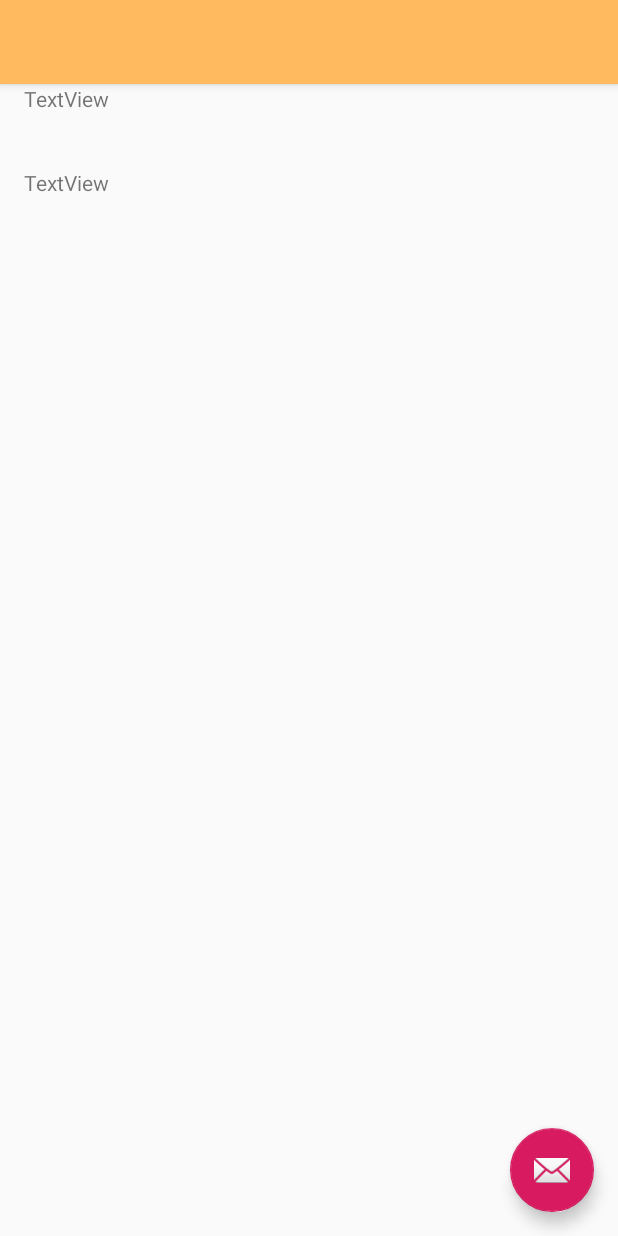
After one commit to akashgoel0513/ModulMapper, an Android app: the modules screen opened directly, with no data from a screen before it, on a phone screen of 412 x 824 dp. The commit adds this screen. Run offline under Robolectric (Android 15) with nearby library versions, the phone set to English and light mode, and no system bars.

Commit message:
Added the modules screen which has the admin and pathway variables taken from the dashboard screen.

```diff
--- a/app/src/main/AndroidManifest.xml
+++ b/app/src/main/AndroidManifest.xml
@@ -10,9 +10,13 @@
         android:supportsRtl="true"
         android:theme="@style/AppTheme">
         <activity
+            android:name=".modules"
+            android:label="@string/title_activity_modules"
+            android:theme="@style/AppTheme.NoActionBar"></activity>
+        <activity
             android:name=".NavigationMenu"
             android:label="@string/title_activity_navigation_menu"
-            android:theme="@style/AppTheme.NoActionBar"></activity>
+            android:theme="@style/AppTheme.NoActionBar" />
         <activity android:name=".database" />
         <activity android:name=".networking" />
         <activity android:name=".web" />
--- a/app/src/main/java/com/example/modulmapper/clientLogin.java
+++ b/app/src/main/java/com/example/modulmapper/clientLogin.java
@@ -37,7 +37,9 @@ public class clientLogin extends AppCompatActivity {
     }
     public void validate(String username, String password){
         if((username.equals("WintecClient")) && (password.equals("wintec@123"))){
+            boolean admin = true;
             Intent i = new Intent(clientLogin.this, ClientDashboard.class);
+            i.putExtra("admin", admin);
             startActivity(i);
         }
         else{
--- /dev/null
+++ b/app/src/main/java/com/example/modulmapper/modules.java
@@ -0,0 +1,57 @@
+package com.example.modulmapper;
+
+import android.os.Bundle;
+import android.support.design.widget.FloatingActionButton;
+import android.support.design.widget.Snackbar;
+import android.support.v7.app.AppCompatActivity;
+import android.support.v7.widget.Toolbar;
+import android.view.View;
+import android.widget.EditText;
+import android.widget.TextView;
+
+public class modules extends AppCompatActivity {
+
+    boolean admin;
+    String pathway;
+    String ifAdmin;
+
+    @Override
+    protected void onCreate(Bundle savedInstanceState) {
+        super.onCreate(savedInstanceState);
+        setContentView(R.layout.activity_modules);
+        //Toolbar toolbar = findViewById(R.id.toolbar);
+        //setSupportActionBar(toolbar);
+
+        Bundle data = getIntent().getExtras();
+        if(data==null){
+            return;
+        }
+
+        admin = data.getBoolean("admin");
+        pathway = data.getString("pathway");
+
+        TextView pathwayView = findViewById(R.id.pathwayView);
+        pathwayView.setText(pathway);
+        TextView adminView = findViewById(R.id.adminView);
+        if(admin == true) {
+            ifAdmin = "admin";
+        } else if(admin == false) {
+            ifAdmin = "student";
+        }
+        adminView.setText(ifAdmin);
+
+
+        /*FloatingActionButton fab = findViewById(R.id.fab);
+        fab.setOnClickListener(new View.OnClickListener() {
+            @Override
+            public void onClick(View view) {
+                Snackbar.make(view, "Replace with your own action", Snackbar.LENGTH_LONG)
+                        .setAction("Action", null).show();
+            }
+        });*/
+
+
+
+    }
+
+}
--- a/app/src/main/java/com/example/modulmapper/studentLogin.java
+++ b/app/src/main/java/com/example/modulmapper/studentLogin.java
@@ -13,7 +13,7 @@ public class studentLogin extends AppCompatActivity {
     EditText loginStudentID, loginPassword;
     Button login_btn, studentsignupBtn;
     DatabaseHelper db;
-    private boolean admin = false;
+    Boolean admin;
 
     @Override
     protected void onCreate(Bundle savedInstanceState) {
@@ -41,10 +41,13 @@ public class studentLogin extends AppCompatActivity {
                 String login_password = loginPassword.getText().toString();
                 Boolean checkLogin = db.checkLoginDetails(login_student_ID, login_password);
                 if(checkLogin == true){
+                    admin = false;
                     Intent i = new Intent(studentLogin.this, dashboard.class);
+                    i.putExtra("Admin", admin);
                     startActivity(i);
                 }
                 else if((login_student_ID.equals("WintecClient")) && (login_password.equals("wintec@123"))){
+                    admin = true;
                     Intent i = new Intent(studentLogin.this, dashboard.class);
                     i.putExtra("Admin", admin);
                     startActivity(i);
--- /dev/null
+++ b/app/src/main/res/layout/activity_modules.xml
@@ -0,0 +1,33 @@
+<?xml version="1.0" encoding="utf-8"?>
+<android.support.design.widget.CoordinatorLayout xmlns:android="http://schemas.android.com/apk/res/android"
+    xmlns:app="http://schemas.android.com/apk/res-auto"
+    xmlns:tools="http://schemas.android.com/tools"
+    android:layout_width="match_parent"
+    android:layout_height="match_parent"
+    tools:context=".modules">
+
+    <android.support.design.widget.AppBarLayout
+        android:layout_width="match_parent"
+        android:layout_height="wrap_content"
+        android:theme="@style/AppTheme.AppBarOverlay">
+
+        <android.support.v7.widget.Toolbar
+            android:id="@+id/toolbar"
+            android:layout_width="match_parent"
+            android:layout_height="?attr/actionBarSize"
+            android:background="?attr/colorPrimary"
+            app:popupTheme="@style/AppTheme.PopupOverlay" />
+
+    </android.support.design.widget.AppBarLayout>
+
+    <include layout="@layout/content_modules" />
+
+    <android.support.design.widget.FloatingActionButton
+        android:id="@+id/fab"
+        android:layout_width="wrap_content"
+        android:layout_height="wrap_content"
+        android:layout_gravity="bottom|end"
+        android:layout_margin="@dimen/fab_margin"
+        app:srcCompat="@android:drawable/ic_dialog_email" />
+
+</android.support.design.widget.CoordinatorLayout>
--- /dev/null
+++ b/app/src/main/res/layout/content_modules.xml
@@ -0,0 +1,34 @@
+<?xml version="1.0" encoding="utf-8"?>
+<RelativeLayout xmlns:android="http://schemas.android.com/apk/res/android"
+    xmlns:app="http://schemas.android.com/apk/res-auto"
+    xmlns:tools="http://schemas.android.com/tools"
+    android:layout_width="match_parent"
+    android:layout_height="match_parent"
+    app:layout_behavior="@string/appbar_scrolling_view_behavior"
+    tools:context=".modules"
+    tools:showIn="@layout/activity_modules">
+
+    <TextView
+        android:id="@+id/adminView"
+        android:layout_width="wrap_content"
+        android:layout_height="wrap_content"
+        android:layout_alignLeft="@+id/pathwayView"
+        android:layout_alignParentTop="true"
+        android:text="TextView"
+        tools:layout_editor_absoluteX="95dp"
+        tools:layout_editor_absoluteY="66dp" />
+
+    <TextView
+        android:id="@+id/pathwayView"
+        android:layout_width="wrap_content"
+        android:layout_height="wrap_content"
+        android:layout_alignParentStart="true"
+        android:layout_alignParentLeft="true"
+        android:layout_alignParentTop="true"
+        android:layout_marginStart="16dp"
+        android:layout_marginLeft="16dp"
+        android:layout_marginTop="56dp"
+        android:text="TextView"
+        tools:layout_editor_absoluteX="95dp"
+        tools:layout_editor_absoluteY="109dp" />
+</RelativeLayout>
--- a/app/src/main/res/values/strings.xml
+++ b/app/src/main/res/values/strings.xml
@@ -10,4 +10,5 @@
 
     <!-- TODO: Remove or change this placeholder text -->
     <string name="hello_blank_fragment">Hello blank fragment</string>
+    <string name="title_activity_modules">modules</string>
 </resources>
--- a/build.gradle
+++ b/build.gradle
@@ -7,7 +7,7 @@ buildscript {
 
     }
     dependencies {
-        classpath 'com.android.tools.build:gradle:3.3.1'
+        classpath 'com.android.tools.build:gradle:3.4.0'
 
         // NOTE: Do not place your application dependencies here; they belong
         // in the individual module build.gradle files
```
Also changed, not shown: app/src/main/java/com/example/modulmapper/dashboard.java (+22 -4 lines), gradle/wrapper/gradle-wrapper.properties.
